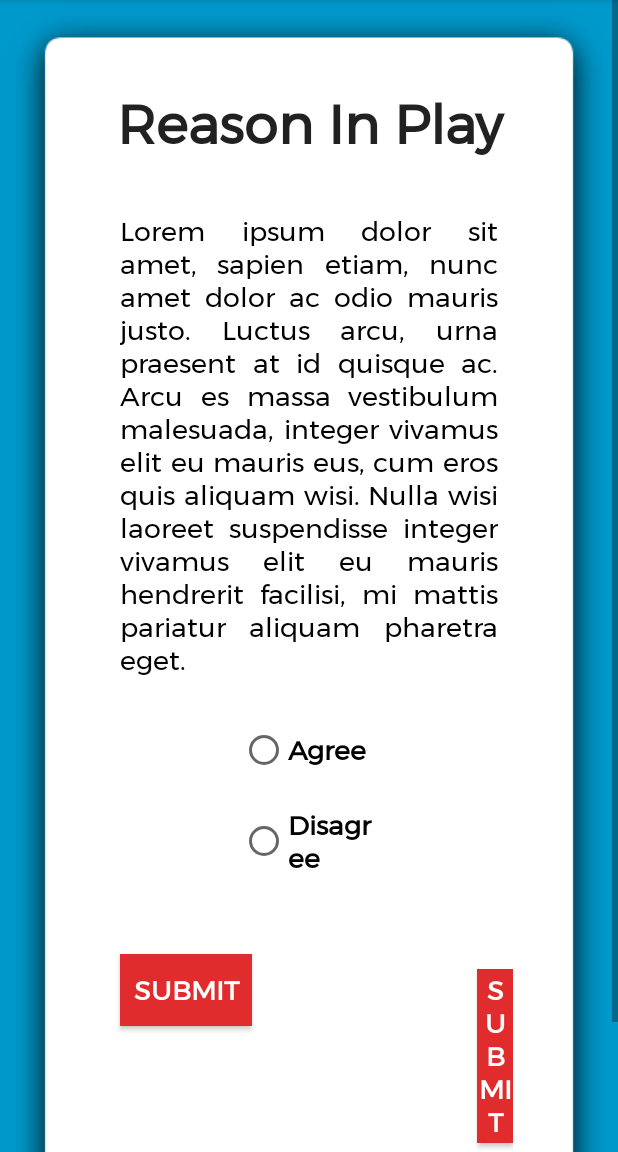
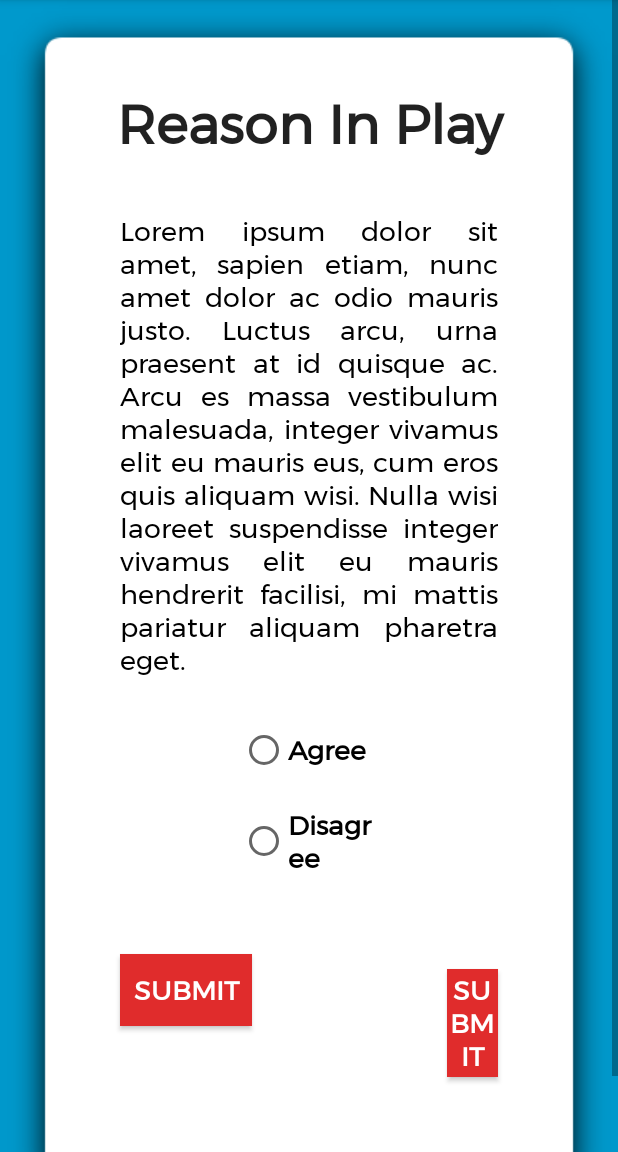
Before and after one commit to TushitNag11/TugOfLogic, an Android app: the ReasonInPlayDisplay_User screen opened directly, with no data from a screen before it, on a phone screen of 412 x 824 dp, the part 84-1236 px from its top. Run offline under Robolectric (Android 15) with nearby library versions, the phone set to English and light mode, and no system bars.

Commit message:
Made some New UI

```diff
--- a/app/src/main/res/layout/activity_reason_in_play_display__user.xml
+++ b/app/src/main/res/layout/activity_reason_in_play_display__user.xml
@@ -121,9 +121,11 @@
                 android:id="@+id/nextBtn"
                 android:layout_width="wrap_content"
                 android:layout_height="wrap_content"
-                android:layout_marginStart="150dp"
-                android:layout_marginLeft="150dp"
+                android:layout_marginStart="130dp"
+                android:layout_marginLeft="130dp"
                 android:layout_marginTop="30dp"
+                android:layout_marginEnd="10dp"
+                android:layout_marginRight="10dp"
                 android:layout_marginBottom="20dp"
                 android:background="@color/backgroundColor"
                 android:fontFamily="@font/montserrat"
```
